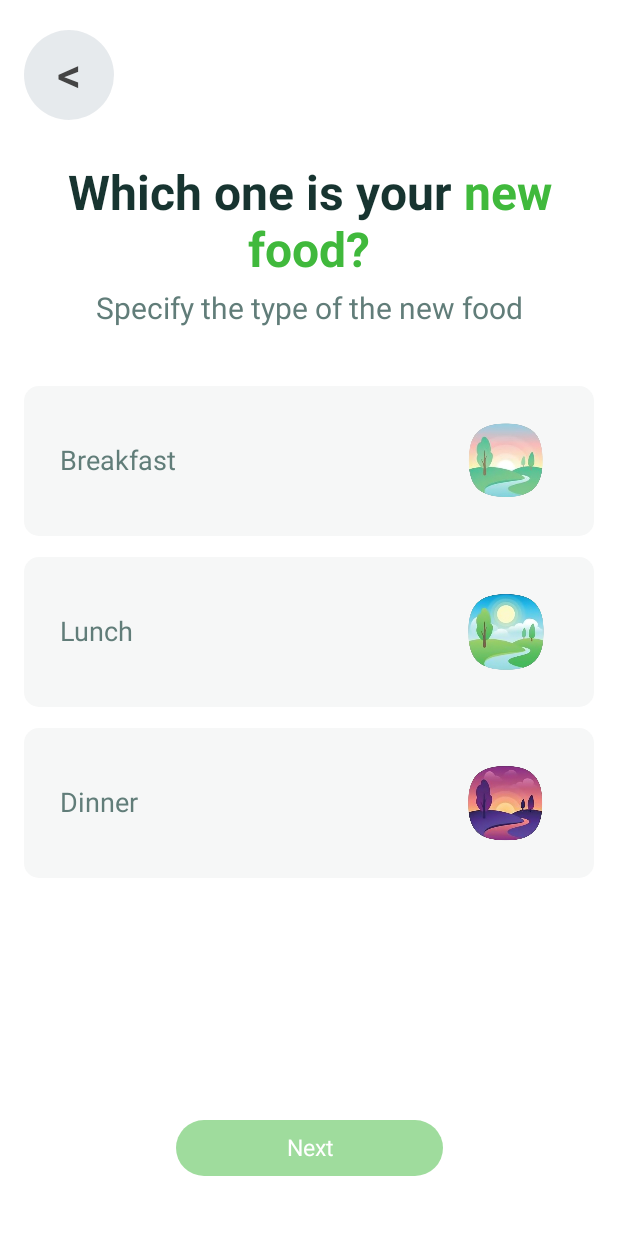
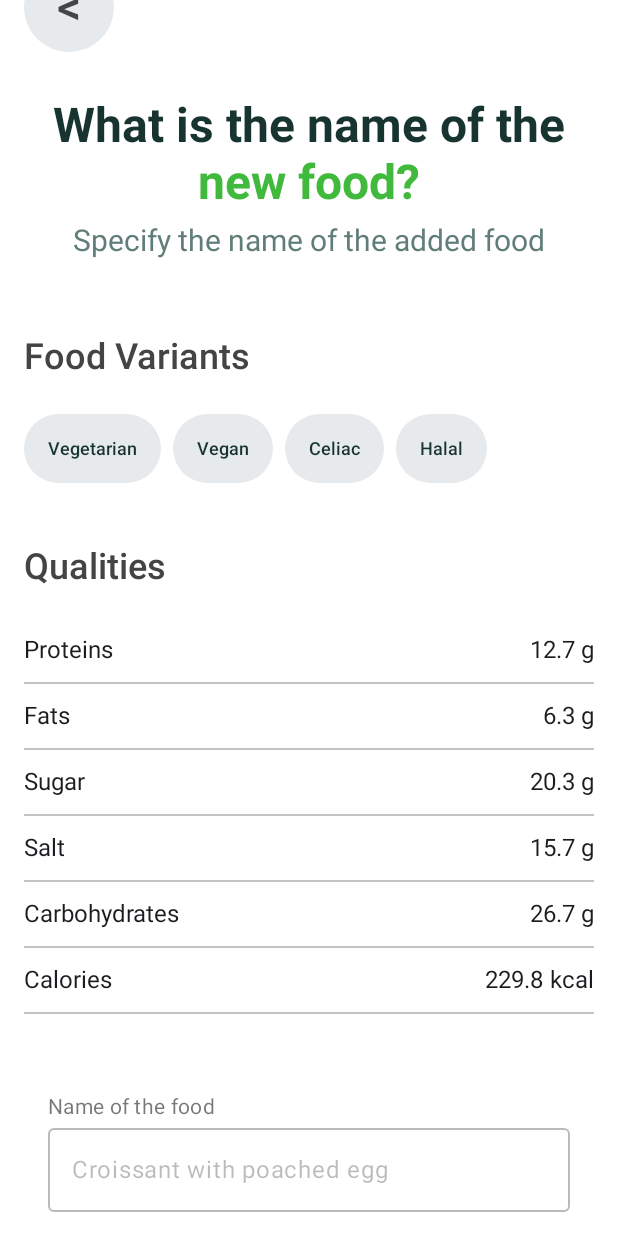
Before and after one commit to ivanperezdiaz829/Diet-App, an Android app built with Jetpack Compose: the screen it shows after launch (MainActivity), on a phone screen of 412 x 824 dp. Run offline under Robolectric (Android 15) with nearby library versions, the light colour scheme and no system bars; our stand-ins replace Firebase (no records; nobody signed in at launch, a user with empty details on screens opened directly); pictures from the network do not load.

Commit message:
NewFoodSummaryFrame visual completo

```diff
--- a/app/src/main/java/com/example/diet_app/MainActivity.kt
+++ b/app/src/main/java/com/example/diet_app/MainActivity.kt
@@ -88,7 +88,8 @@ class MainActivity : ComponentActivity() {
             //SettingsScreen()
             //FoodViewScreen(onNavigateBack = { finish() })
             //AddNewFoodScreen(onNavigateBack = { finish() }, onNext = {})
-            FoodTypeSelectionScreen(onNavigateBack = { finish() }, onNext = {})
+            //FoodTypeSelectionScreen(onNavigateBack = { finish() }, onNext = {})
+            NewFoodSummaryScreen(onNavigateBack = { finish() }, onNext = {})
         }
     }
 }
--- /dev/null
+++ b/app/src/main/java/com/example/diet_app/screenActivities/NewFoodSummaryFrame.kt
@@ -0,0 +1,157 @@
+package com.example.diet_app.screenActivities
+
+import androidx.compose.foundation.BorderStroke
+import androidx.compose.foundation.Image
+import androidx.compose.foundation.background
+import androidx.compose.foundation.clickable
+import androidx.compose.foundation.layout.*
+import androidx.compose.foundation.rememberScrollState
+import androidx.compose.foundation.shape.RoundedCornerShape
+import androidx.compose.foundation.text.KeyboardOptions
+import androidx.compose.foundation.verticalScroll
+import androidx.compose.material3.*
+import androidx.compose.runtime.*
+import androidx.compose.ui.Alignment
+import androidx.compose.ui.Modifier
+import androidx.compose.ui.graphics.Color
+import androidx.compose.ui.graphics.Color.Companion.DarkGray
+import androidx.compose.ui.layout.ContentScale
+import androidx.compose.ui.res.painterResource
+import androidx.compose.ui.semantics.SemanticsProperties.ImeAction
+import androidx.compose.ui.text.font.FontWeight
+import androidx.compose.ui.unit.dp
+import androidx.compose.ui.unit.sp
+import coil.compose.rememberAsyncImagePainter
+import com.example.diet_app.screenActivities.components.BackButton
+import com.example.diet_app.screenActivities.components.Header
+import com.example.diet_app.screenActivities.components.NextButton
+import com.example.diet_app.screenActivities.components.TitleSection
+import com.example.diet_app.ui.theme.Typography
+import com.example.diet_app.ui.theme.DarkGreen
+import com.example.diet_app.ui.theme.DarkOverlay
+import com.example.diet_app.ui.theme.GrayGreen
+import com.example.diet_app.ui.theme.LightGray
+import com.example.diet_app.R
+
+@Composable
+fun NewFoodSummaryScreen(
+    onNavigateBack: () -> Unit,
+    onNext: (Set<FoodType>) -> Unit // Cambiado para aceptar múltiples selecciones
+) {
+    var selectedName by remember { mutableStateOf("") } // Usamos un Set para almacenar múltiples selecciones
+
+    Column(
+        modifier = Modifier
+            .fillMaxSize()
+            .statusBarsPadding()
+            .background(Color.White)
+            .verticalScroll(rememberScrollState())
+    ) {
+        Column(
+            modifier = Modifier
+                .fillMaxSize()
+                .padding(horizontal = 16.dp)
+                .padding(top = 20.dp, bottom = 40.dp)
+        ) {
+            Row(
+                modifier = Modifier.fillMaxWidth(),
+                horizontalArrangement = Arrangement.SpaceBetween,
+                verticalAlignment = Alignment.CenterVertically
+            ) {
+                BackButton(onNavigateBack)
+            }
+
+            Spacer(modifier = Modifier.height(30.dp))
+
+            TitleSection("What is the name of the", "new food?", "Specify the name of the added food")
+
+            Spacer(modifier = Modifier.height(40.dp))
+
+            FoodSummaryView()
+
+            Spacer(modifier = Modifier.height(40.dp))
+
+            LabeledOutlinedTextField(
+                label = "Name of the food",
+                placeholder = "Croissant with poached egg",
+                value = selectedName,
+                onValueChange = { selectedName = it }
+            )
+
+            Spacer(modifier = Modifier.height(40.dp))
+
+            NextButton(
+                enabled = selectedName.isNotEmpty(), // Habilitar si hay al menos una selección
+                onClick = { }
+            )
+        }
+    }
+}
+
+@Composable
+fun FoodSummaryView(){
+
+    Text(
+        text = "Food Variants",
+        fontSize = 24.sp,
+        fontWeight = FontWeight.SemiBold,
+        color = DarkGray,
+        modifier = Modifier.padding(top = 12.dp, bottom = 24.dp)
+    )
+
+    FoodVariants("Vegetarian", "Vegan", "Celiac", "Halal")
+
+    Spacer(modifier = Modifier.height(30.dp))
+
+    val nutritionalData = mapOf(
+        "Proteins" to 12.7f,
+        "Fats" to 6.3f,
+        "Sugar" to 20.3f,
+        "Salt" to 15.7f,
+        "Carbohydrates" to 26.7f,
+        "Calories" to 229.8f
+    )
+
+    NutritionalInfoGrid(data = nutritionalData)
+}
+
+@OptIn(ExperimentalMaterial3Api::class)
+@Composable
+fun LabeledOutlinedTextField(
+    label: String,
+    placeholder: String,
+    value: String,
+    onValueChange: (String) -> Unit,
+    modifier: Modifier = Modifier
+) {
+    Column(
+        modifier = modifier
+            .fillMaxWidth()
+            .padding(horizontal = 16.dp, vertical = 8.dp)
+    ) {
+        Text(
+            text = label,
+            style = MaterialTheme.typography.bodyMedium,
+            color = MaterialTheme.colorScheme.onSurface.copy(alpha = 0.6f),
+            modifier = Modifier.padding(bottom = 4.dp)
+        )
+
+        OutlinedTextField(
+            value = value,
+            onValueChange = onValueChange,
+            modifier = Modifier.fillMaxWidth(),
+            placeholder = {
+                Text(
+                    text = placeholder,
+                    color = MaterialTheme.colorScheme.onSurface.copy(alpha = 0.3f)
+                )
+            },
+            colors = TextFieldDefaults.outlinedTextFieldColors(
+                containerColor = Color.Transparent,
+                unfocusedBorderColor = MaterialTheme.colorScheme.outline.copy(alpha = 0.5f),
+                focusedBorderColor = GrayGreen
+            ),
+            singleLine = true
+        )
+    }
+}
```
